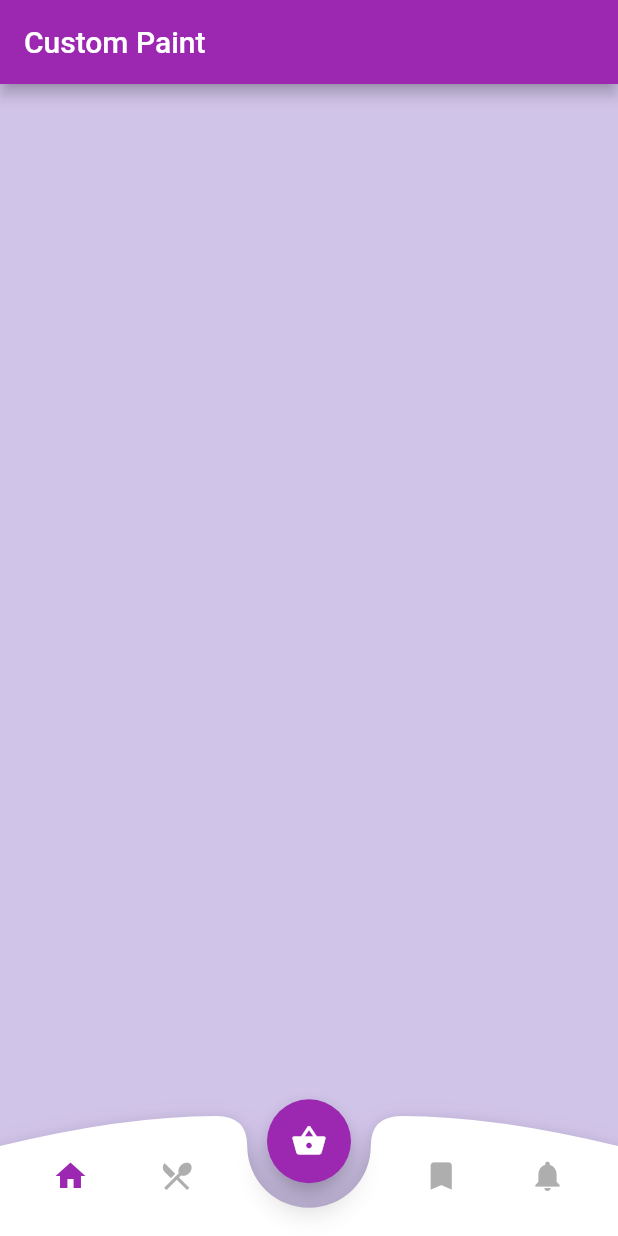
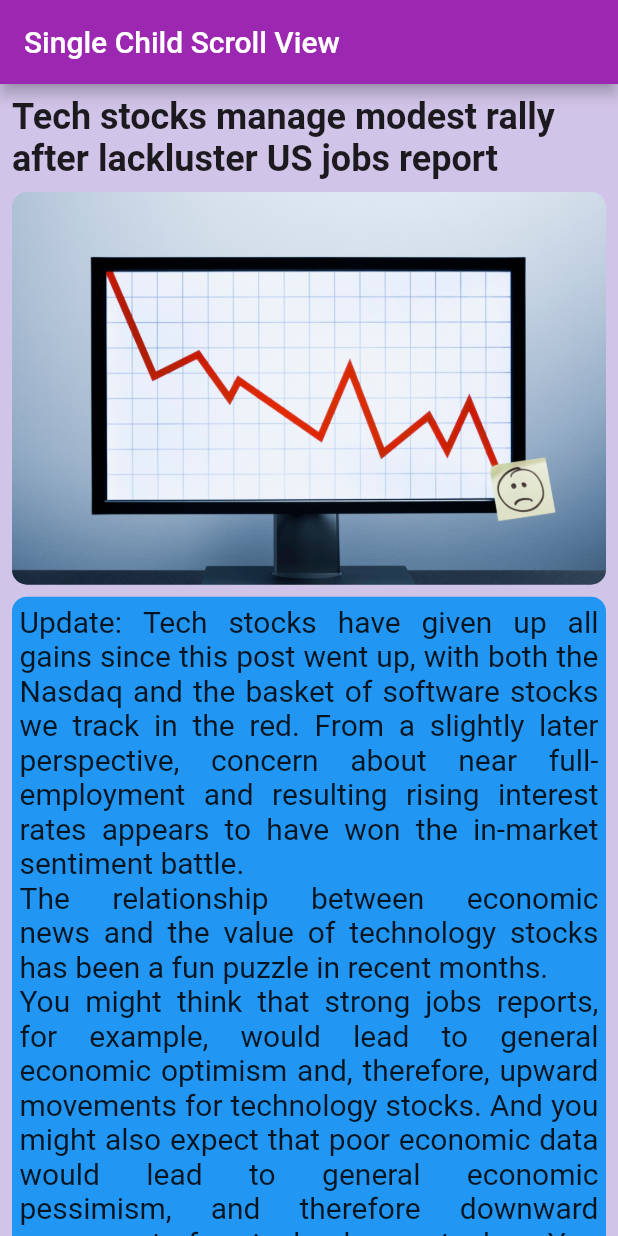
Before and after one commit to md-siam/widget_of_the_day, a Flutter app: the screen it shows after launch, on a phone screen of 412 x 824 dp. Run offline on Flutter 3.47's test engine with Material 2 defaults, Android fonts, the phone set to English and light mode, and no system bars.

Commit message:
single_child_scroll_view

```diff
--- /dev/null
+++ b/lib/40_single_child_scroll_view/single_child_scroll_view.dart
@@ -0,0 +1,67 @@
+import 'package:flutter/material.dart';
+
+class MySingleChildScrollView extends StatelessWidget {
+  const MySingleChildScrollView({Key? key}) : super(key: key);
+
+  @override
+  Widget build(BuildContext context) {
+    return Scaffold(
+      backgroundColor: Colors.deepPurple[100],
+      appBar: AppBar(title: const Text('Single Child Scroll View')),
+      body: SingleChildScrollView(
+        scrollDirection: Axis.vertical, // default value
+        padding: const EdgeInsets.all(8.0),
+        physics: const BouncingScrollPhysics(),
+        child: Column(
+          children: [
+            const Text(
+              'Tech stocks manage modest rally after lackluster US jobs report',
+              style: TextStyle(fontSize: 24, fontWeight: FontWeight.bold),
+            ),
+            const SizedBox(height: 8.0),
+            ClipRRect(
+              borderRadius: BorderRadius.circular(10.0),
+              child: SizedBox(
+                child: Image.asset('assets/images/graphdown.jpeg'),
+              ),
+            ),
+            const SizedBox(height: 8.0),
+            Container(
+              decoration: BoxDecoration(
+                color: Colors.blue,
+                borderRadius: BorderRadius.circular(10.0),
+              ),
+              child: const Padding(
+                padding: EdgeInsets.all(5.0),
+                child: Text(
+                  '''    Update: Tech stocks have given up all gains since this post went up, with both the Nasdaq and the basket of software stocks we track in the red. From a slightly later perspective, concern about near full-employment and resulting rising interest rates appears to have won the in-market sentiment battle.\n    The relationship between economic news and the value of technology stocks has been a fun puzzle in recent months.\n    You might think that strong jobs reports, for example, would lead to general economic optimism and, therefore, upward movements for technology stocks. And you might also expect that poor economic data would lead to general economic pessimism, and therefore downward movement for technology stocks. You know, because tech is a big part of the present-day economy.''',
+                  style: TextStyle(fontSize: 20),
+                  textAlign: TextAlign.justify,
+                ),
+              ),
+            ),
+            const SizedBox(height: 8.0),
+            SingleChildScrollView(
+              scrollDirection: Axis.horizontal,
+              child: Container(
+                width: 700,
+                decoration: BoxDecoration(
+                  color: Colors.orange,
+                  borderRadius: BorderRadius.circular(10.0),
+                ),
+                child: const Padding(
+                  padding: EdgeInsets.all(8.0),
+                  child: Text(
+                    '''    We find ourselves, then, in the weird situation when a poor jobs report could indicate that the economy is stronger (closer to full employment) than anticipated, implying that wages and prices will continue to rise, inducing the Fed to raise rates. Which, as noted above, would mean that higher-risk assets would sell off and less risky assets would become more attractive. And yet tech stocks are a touch higher because, well, it appears that the markets are deciding that the poor-ish report will net out positive for tech shares, which have sold off sharply in recent weeks. Or that the lackluster jobs report will prove less Fed-provoking than a strong jobs report, in essence.''',
+                    style: TextStyle(fontSize: 20),
+                    textAlign: TextAlign.justify,
+                  ),
+                ),
+              ),
+            ),
+          ],
+        ),
+      ),
+    );
+  }
+}
--- a/lib/main.dart
+++ b/lib/main.dart
@@ -51,7 +51,8 @@ class MyApp extends StatelessWidget {
       //home: const MyRotatedBox(),
       //home: const MyTransform(),
       //home: const MyPositioned(),
-      home: const MyCustomPaint(),
+      //home: const MyCustomPaint(),
+      home: const MySingleChildScrollView(),
     );
   }
 }
--- a/lib/routes.dart
+++ b/lib/routes.dart
@@ -38,3 +38,4 @@ export '36_rotated_box/rotated_box.dart';
 export '37_transform/transform.dart';
 export '38_positioned/positioned.dart';
 export '39_custom_paint/custom_paint.dart';
+export '40_single_child_scroll_view/single_child_scroll_view.dart';
```
Also changed, not shown: assets/images/graphdown.jpeg (added), 1 other file.
